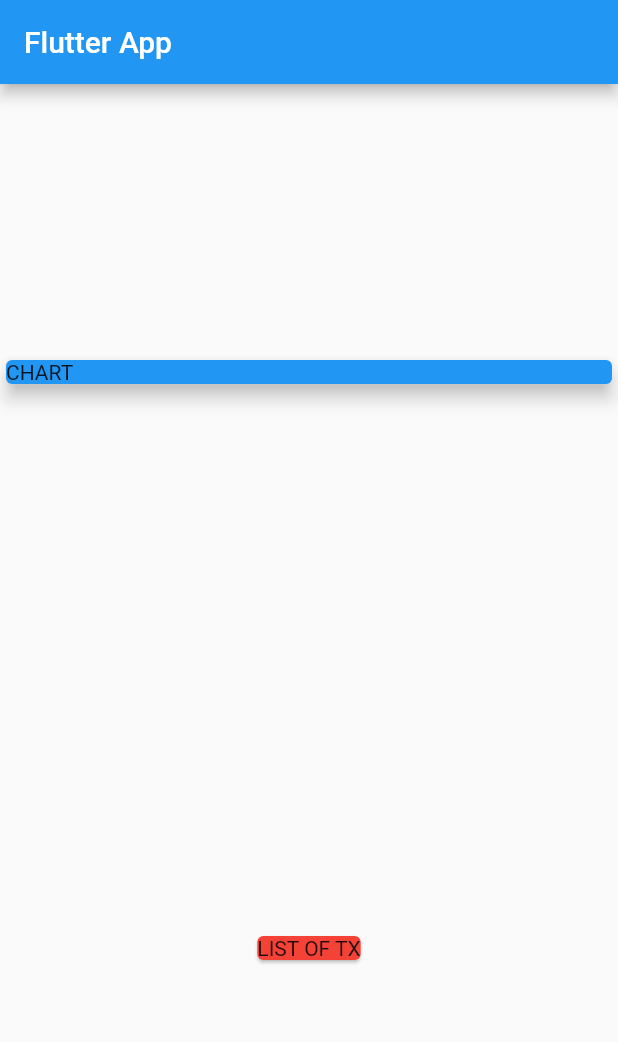
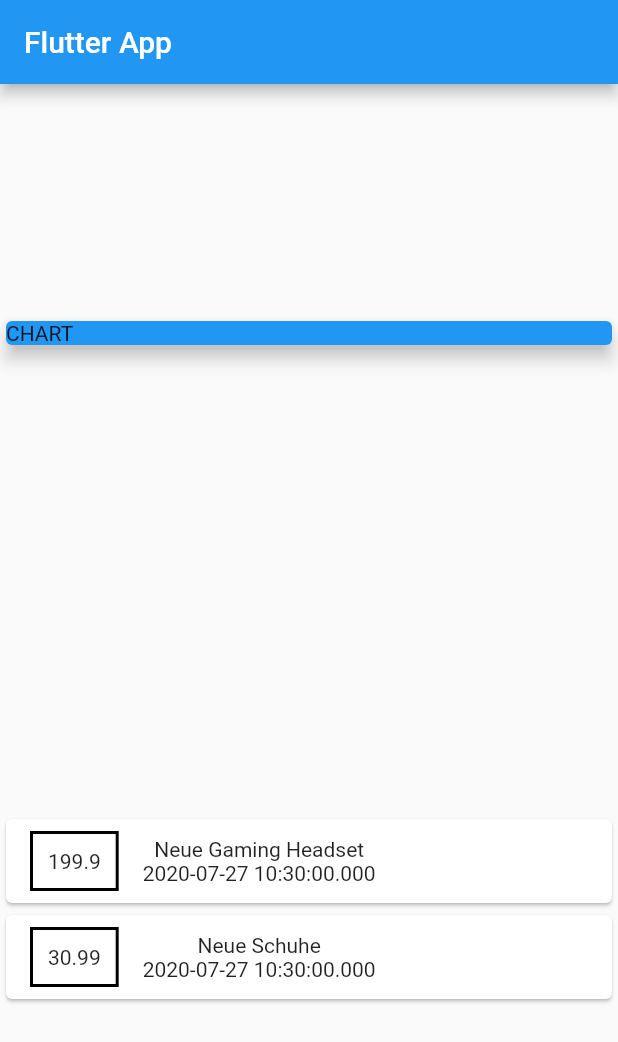
Before and after one commit to flamingdarts/personal_expenses, a Flutter app: the screen it shows after launch, on a phone screen of 412 x 824 dp. Shown: the top 1042 px of the screen. Run offline on Flutter 3.47's test engine with Material 2 defaults, Android fonts, the phone set to English and light mode, and no system bars.

Commit message:
add list of transactions

```diff
--- a/lib/main.dart
+++ b/lib/main.dart
@@ -1,4 +1,6 @@
 import 'package:flutter/material.dart';
+
+import 'transaction.dart';
 
 void main() => runApp(MyApp());
 
@@ -13,6 +15,21 @@ class MyApp extends StatelessWidget {
 }
 
 class MyHomePage extends StatelessWidget {
+  final List<Transaction> transactions = [
+    Transaction(
+      id: 't1',
+      title: 'Neue Gaming Headset',
+      amount: 199.90,
+      date: DateTime.now(),
+    ),
+    Transaction(
+      id: 't2',
+      title: 'Neue Schuhe',
+      amount: 30.99,
+      date: DateTime.now(),
+    ),
+  ];
+
   @override
   Widget build(BuildContext context) {
     return Scaffold(
@@ -30,10 +47,36 @@ class MyHomePage extends StatelessWidget {
               elevation: 5,
             ),
           ),
-          Card(
-            color: Colors.red,
-            child: Text('LIST OF TX'),
-          )
+          Column(
+            children: transactions
+                .map((tx) => Card(
+                      child: Row(
+                        children: <Widget>[
+                          Container(
+                            margin: EdgeInsets.symmetric(
+                              vertical: 8,
+                              horizontal: 16,
+                            ),
+                            decoration: BoxDecoration(
+                              border: Border.all(
+                                color: Colors.black,
+                                width: 2,
+                              ),
+                            ),
+                            padding: EdgeInsets.all(10),
+                            child: Text(tx.amount.toString()),
+                          ),
+                          Column(
+                            children: <Widget>[
+                              Text(tx.title),
+                              Text(tx.date.toString()),
+                            ],
+                          ),
+                        ],
+                      ),
+                    ))
+                .toList(),
+          ),
         ],
       ),
     );
--- /dev/null
+++ b/lib/transaction.dart
@@ -0,0 +1,15 @@
+import 'package:flutter/foundation.dart';
+
+class Transaction {
+  String id;
+  String title;
+  double amount;
+  DateTime date;
+
+  Transaction({
+    @required this.id,
+    @required this.title,
+    @required this.amount,
+    @required this.date,
+  });
+}
```
